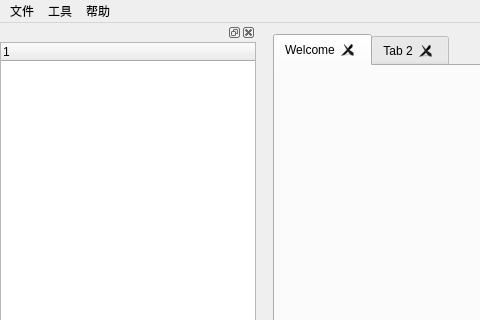
Old version of the form Qt/CloudSharedCoding/mainwindow.ui in the repository GnoCiYeH/CloudShareCode; both pictures show x 0 to 480 and y 0 to 320 of the 1390 by 785 pixel window.
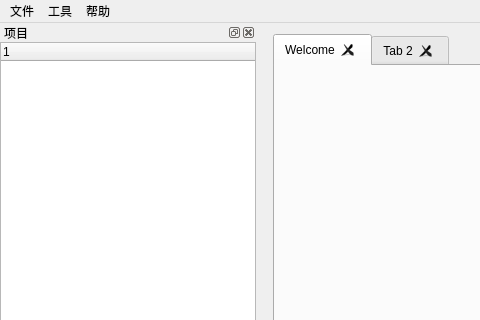
New version of the form. Custom widgets are drawn as their Qt base class.

Diff of the .ui file:
```diff
--- a/Qt/CloudSharedCoding/mainwindow.ui
+++ b/Qt/CloudSharedCoding/mainwindow.ui
@@ -147,6 +147,9 @@
   </widget>
   <widget class="QStatusBar" name="statusBar"/>
   <widget class="QDockWidget" name="dockWidget">
+   <property name="windowTitle">
+    <string>项目</string>
+   </property>
    <attribute name="dockWidgetArea">
     <number>1</number>
    </attribute>
```
